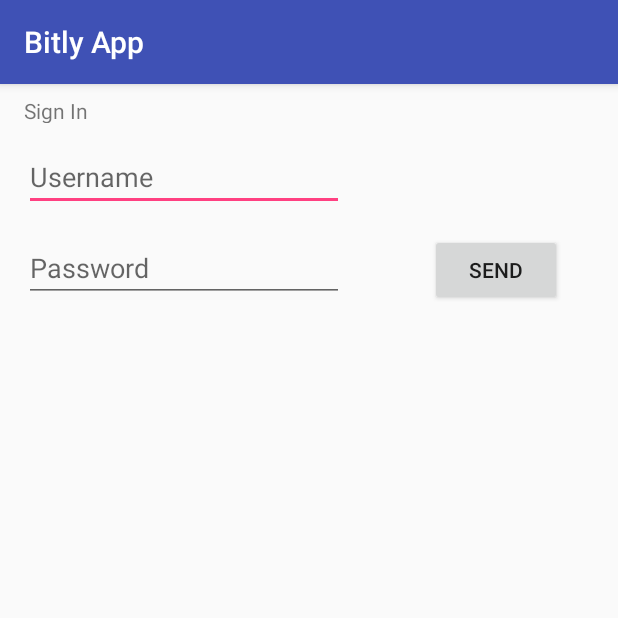
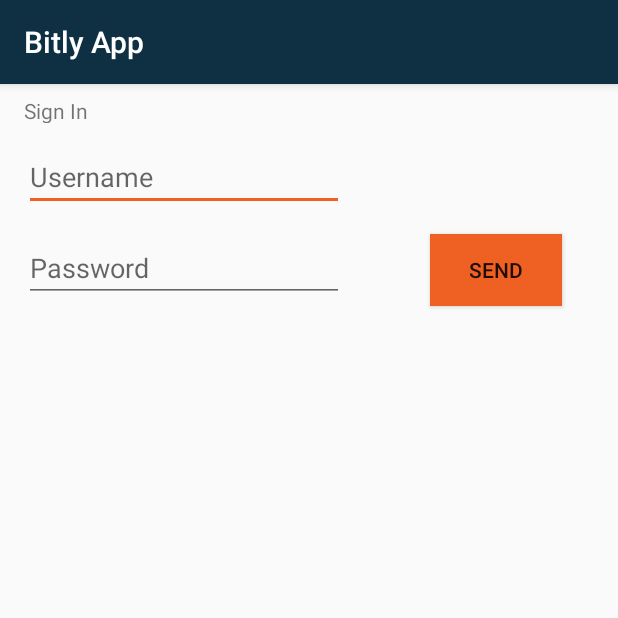
Before and after one commit to annizhang/BitlyApp, an Android app: the screen it shows after launch (MainActivity), on a phone screen of 412 x 824 dp, the top half of it. Run offline under Robolectric (Android 15) with nearby library versions, the phone set to English and light mode, and no system bars; our stand-ins replace Volley; Roboto replaces fonts that are not available here.

Commit message:
bitly colors added

```diff
--- a/app/src/main/res/layout/activity_create_link.xml
+++ b/app/src/main/res/layout/activity_create_link.xml
@@ -12,7 +12,7 @@
         android:layout_height="589dp"
         android:layout_marginLeft="16dp"
         android:layout_marginRight="16dp"
-        android:layout_marginTop="8dp"
+        android:layout_marginTop="4dp"
         app:layout_constraintHorizontal_bias="0.0"
         app:layout_constraintLeft_toLeftOf="parent"
         app:layout_constraintRight_toRightOf="parent"
@@ -48,7 +48,7 @@
                         android:layout_marginLeft="16dp"
                         android:layout_marginStart="16dp"
                         android:layout_marginTop="16dp"
-                        android:background="@android:color/holo_orange_light"
+                        android:background="@color/colorAccent"
                         android:text="@string/button_fromImage"
                         android:visibility="visible"
                         app:layout_constraintLeft_toRightOf="@+id/button_copy" />
@@ -100,7 +100,7 @@
                         android:layout_marginLeft="16dp"
                         android:layout_marginStart="16dp"
                         android:layout_marginTop="16dp"
-                        android:background="@android:color/holo_orange_light"
+                        android:background="@color/colorAccent"
                         android:text="@string/button_makelink"
                         android:visibility="visible"
                         app:layout_constraintLeft_toRightOf="@+id/button_copy" />
--- a/app/src/main/res/layout/activity_main.xml
+++ b/app/src/main/res/layout/activity_main.xml
@@ -51,6 +51,7 @@
         android:layout_marginRight="16dp"
         android:onClick="login"
         android:text="@string/button_send"
+        android:background="@color/colorAccent"
         app:layout_constraintBaseline_toBaselineOf="@+id/editText2"
         app:layout_constraintLeft_toRightOf="@+id/editText2"
         app:layout_constraintRight_toRightOf="parent"
@@ -64,7 +65,7 @@
         android:layout_marginTop="150dp"
         android:text="TextView"
         android:visibility="invisible"
-        app:layout_constraintLeft_toLeftOf="parent"
+        app:layout_constraintLeft_toRightOf="parent"
         app:layout_constraintTop_toTopOf="parent" />
 
 </android.support.constraint.ConstraintLayout>
--- a/app/src/main/res/values/colors.xml
+++ b/app/src/main/res/values/colors.xml
@@ -1,6 +1,6 @@
 <?xml version="1.0" encoding="utf-8"?>
 <resources>
-    <color name="colorPrimary">#3F51B5</color>
-    <color name="colorPrimaryDark">#303F9F</color>
-    <color name="colorAccent">#FF4081</color>
+    <color name="colorPrimary">#0e3042</color>
+    <color name="colorPrimaryDark">#ee6123</color>
+    <color name="colorAccent">#ee6123</color>
 </resources>
```
